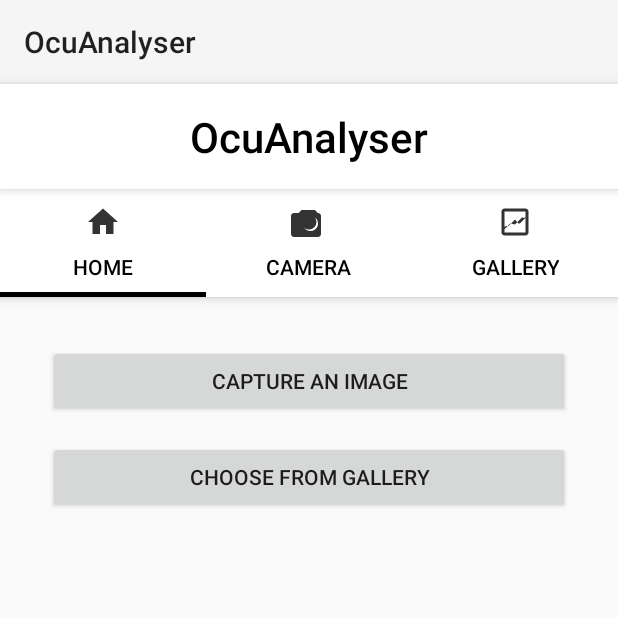
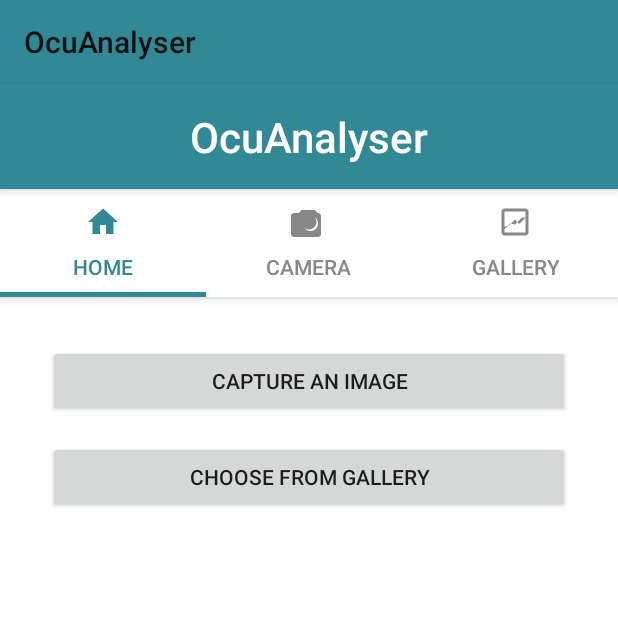
Before and after one commit to NohaFaour/android-pupil_iris-app, an Android app built with Jetpack Compose: the screen it shows after launch (MainActivity), on a phone screen of 412 x 824 dp, the top half of it. Run offline under Robolectric (Android 15) with nearby library versions, the phone set to English and light mode, and no system bars.

Commit message:
UI update2

```diff
--- /dev/null
+++ b/app/src/main/res/color/selector_tab_icon.xml
@@ -0,0 +1,5 @@
+<?xml version="1.0" encoding="utf-8"?>
+<selector xmlns:android="http://schemas.android.com/apk/res/android">
+    <item android:color="@color/blue_500" android:state_selected="true"/>
+    <item android:color="@color/gray_icon" android:state_selected="false"/>
+</selector>
--- a/app/src/main/res/drawable/ic_camera.xml
+++ b/app/src/main/res/drawable/ic_camera.xml
@@ -5,6 +5,6 @@
     android:viewportWidth="24"
     android:viewportHeight="24">
     <path
-        android:fillColor="#333"
+        android:fillColor="#888888"
         android:pathData="M12,17a5,5 0 1,0 0,-10a5,5 0 0,0 0,10zm9,-11h-3.17l-1.84,-2H7.01l-1.83,2H2c-1.1,0 -2,0.9 -2,2v12c0,1.1 0.9,2 2,2h16c1.1,0 2,-0.9 2,-2V8c0,-1.1 -0.9,-2 -2,-2zm-8,12c-2.76,0 -5,-2.24 -5,-5s2.24,-5 5,-5 5,2.24 5,5 -2.24,5 -5,5z"/>
 </vector>
--- a/app/src/main/res/drawable/ic_gallery.xml
+++ b/app/src/main/res/drawable/ic_gallery.xml
@@ -5,6 +5,6 @@
     android:viewportWidth="24"
     android:viewportHeight="24">
     <path
-        android:fillColor="#333"
+        android:fillColor="#888888"
         android:pathData="M21,19V5c0,-1.1 -0.9,-2 -2,-2H5c-1.1,0 -2,0.9 -2,2v14c0,1.1 0.9,2 2,2h14c1.1,0 2,-0.9 2,-2zM5,5h14v4.17l-3.59,3.59c-0.36,0.36 -0.95,0.36 -1.31,0L12,10.41l-4.29,4.3c-0.36,0.36 -0.95,0.36 -1.31,0L5,15.17V5zm0,14v-2.17l3.59,-3.59c0.36,-0.36 0.95,-0.36 1.31,0L12,13.59l4.29,-4.3c0.36,-0.36 0.95,-0.36 1.31,0L19,8.83V19H5z"/>
 </vector>
--- a/app/src/main/res/drawable/ic_home.xml
+++ b/app/src/main/res/drawable/ic_home.xml
@@ -5,6 +5,6 @@
     android:viewportWidth="24"
     android:viewportHeight="24">
     <path
-        android:fillColor="#333"
+        android:fillColor="#888888"
         android:pathData="M10,20v-6h4v6h5v-8h3L12,3 2,12h3v8z"/>
 </vector>
--- a/app/src/main/res/drawable/ic_launcher_foreground.xml
+++ b/app/src/main/res/drawable/ic_launcher_foreground.xml
@@ -5,9 +5,9 @@
     android:viewportWidth="108"
     android:viewportHeight="108">
     <path
-        android:fillColor="#2196F3"
+        android:fillColor="#318995"
         android:pathData="M54,35C40.2,35 29,46.2 29,60C29,73.8 40.2,85 54,85C67.8,85 79,73.8 79,60C79,46.2 67.8,35 54,35ZM54,77C44.1,77 36,68.9 36,60C36,51.1 44.1,43 54,43C63.9,43 72,51.1 72,60C72,68.9 63.9,77 54,77Z"/>
     <path
-        android:fillColor="#2196F3"
+        android:fillColor="#318995"
         android:pathData="M54,48C50.7,48 48,50.7 48,54C48,57.3 50.7,60 54,60C57.3,60 60,57.3 60,54C60,50.7 57.3,48 54,48Z"/>
 </vector>
--- a/app/src/main/res/layout/activity_main.xml
+++ b/app/src/main/res/layout/activity_main.xml
@@ -14,7 +14,7 @@
             android:id="@+id/toolbar"
             android:layout_width="match_parent"
             android:layout_height="?attr/actionBarSize"
-            android:background="?attr/colorPrimary"
+            android:background="@color/blue_500"
             android:theme="@style/Theme.AppCompat.Light"
             app:title="@string/app_name" />
 
@@ -24,24 +24,24 @@
             android:text="OcuAnalyser"
             android:textSize="28sp"
             android:textStyle="bold"
-            android:textColor="@android:color/black"
+            android:textColor="@color/white"
             android:gravity="center"
             android:padding="16dp"
             android:fontFamily="sans-serif-light"
-            android:background="@android:color/white"
+            android:background="@color/blue_700"
             android:elevation="4dp"/>
 
         <com.google.android.material.tabs.TabLayout
             android:id="@+id/tab_layout"
             android:layout_width="match_parent"
             android:layout_height="wrap_content"
-            android:background="@android:color/white"
+            android:background="@color/white"
             app:tabGravity="fill"
             app:tabMode="fixed"
-            app:tabTextColor="@android:color/black"
-            app:tabSelectedTextColor="@android:color/black"
-            app:tabIndicatorColor="@android:color/black"
-            app:tabIndicatorHeight="3dp">
+            app:tabTextColor="@color/selector_tab_icon"
+            app:tabIndicatorColor="@color/blue_500"
+            app:tabIndicatorHeight="3dp"
+            app:tabIconTint="@color/selector_tab_icon">
 
             <com.google.android.material.tabs.TabItem
                 android:layout_width="wrap_content"
--- a/app/src/main/res/values/colors.xml
+++ b/app/src/main/res/values/colors.xml
@@ -7,4 +7,8 @@
     <color name="teal_700">#FF018786</color>
     <color name="black">#FF000000</color>
     <color name="white">#FFFFFFFF</color>
+    <color name="blue_200">#318995</color>
+    <color name="blue_500">#318995</color>
+    <color name="blue_700">#318995</color>
+    <color name="gray_icon">#888888</color>
 </resources>
--- a/app/src/main/res/values/themes.xml
+++ b/app/src/main/res/values/themes.xml
@@ -3,5 +3,9 @@
 
     <style name="Theme.Backend_trial" parent="Theme.AppCompat.Light.NoActionBar">
         <!-- Customize your theme here. -->
+        <item name="colorPrimary">@color/blue_500</item>
+        <item name="colorPrimaryDark">@color/blue_700</item>
+        <item name="colorAccent">@color/blue_200</item>
+        <item name="android:windowBackground">@color/white</item>
     </style>
 </resources>
```
